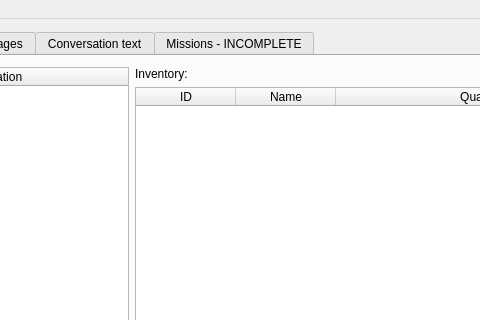
First picture: the form in mainwindow.ui, repository colinbourassa/nomad-resource-explorer, before the edit; both pictures show x 554 to 1034 and y 0 to 320 of the 1208 by 648 pixel window.
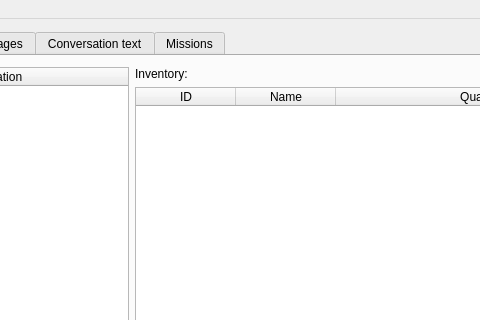
Second picture: the form after the edit. The open tabs and pages were chosen to show the change.

Commit message: Cleanup of mission display

Patch:
```diff
--- a/mainwindow.ui
+++ b/mainwindow.ui
@@ -1260,7 +1260,7 @@
       </widget>
       <widget class="QWidget" name="m_tabMissions">
        <attribute name="title">
-        <string>Missions - INCOMPLETE</string>
+        <string>Missions</string>
        </attribute>
        <layout class="QVBoxLayout" name="verticalLayout">
         <item>
```
Left out of the diff: 2 changed lines with no effect on the pictures. The commit also changes 4 other files.
